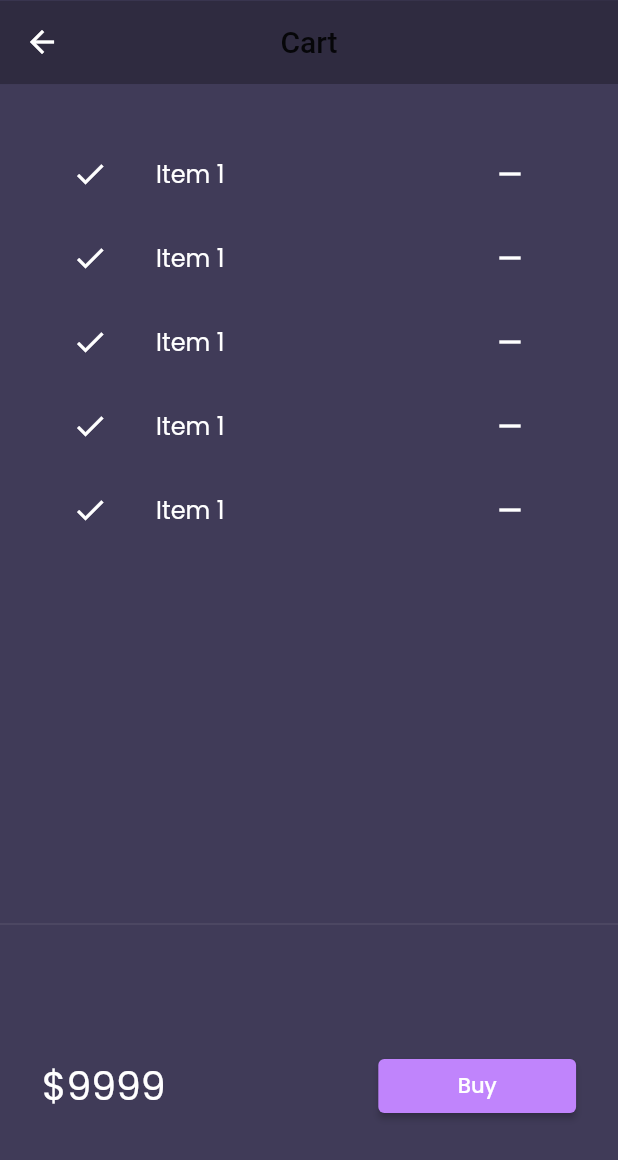
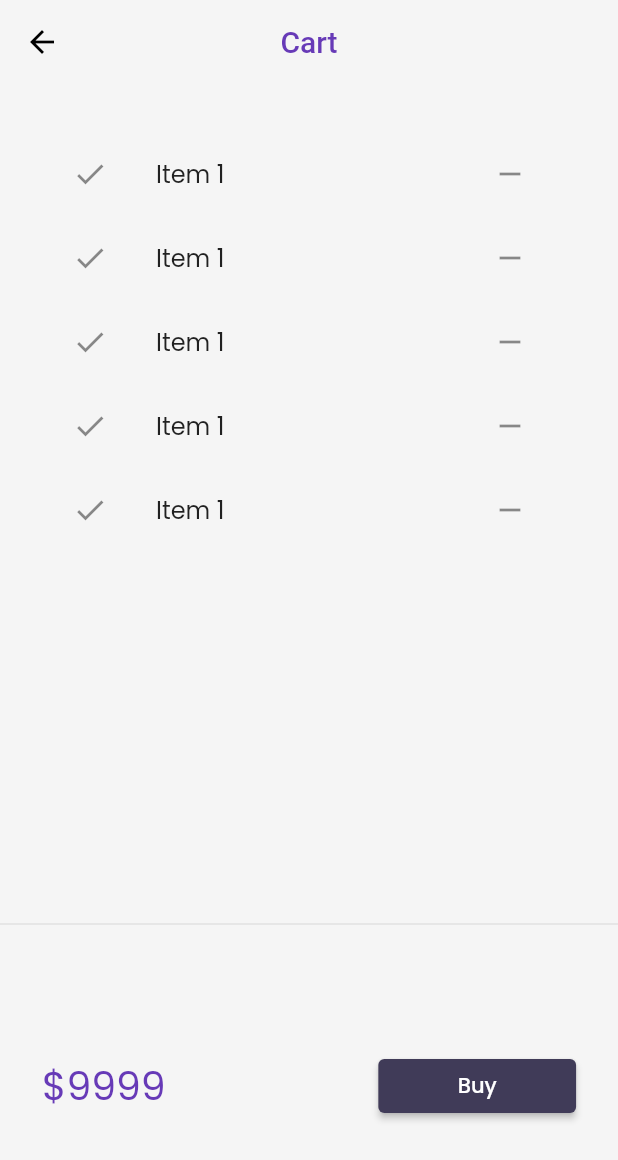
Before and after one commit to AbdulSattarSuleman/30daysFlutter, a Flutter app: the screen it shows after launch, after a tap on an icon or button, on a phone screen of 412 x 824 dp. Shown: the top 1160 px of the screen. Run offline on Flutter 3.47's test engine with Material 2 defaults, Android fonts, the phone set to English and light mode, and no system bars; our stand-ins replace google_fonts, velocity_x; network calls fail.

Commit message:
Day 23 Scaffoldmessanger.of.context, Cart Model

```diff
--- a/lib/main.dart
+++ b/lib/main.dart
@@ -17,7 +17,7 @@
   @override
   Widget build(BuildContext context) {
     return MaterialApp(
-      themeMode: ThemeMode.dark,
+      themeMode: ThemeMode.light,
       debugShowCheckedModeBanner: false,
       home: HomePage(),
       theme: MyTheme.lightTheme(context),
--- a/lib/models/catalog.dart
+++ b/lib/models/catalog.dart
@@ -4,11 +4,11 @@
   static List<Item> items = [];
 
   //Get Item By Id
-  static Item getById(int id) =>
+  Item getById(int id) =>
       items.firstWhere((element) => element.id == id, orElse: null);
 
   //Get Item By Position
-  static Item getByPosition(int pos) => items[pos];
+  Item getByPosition(int pos) => items[pos];
 }
 
 class Item {
--- a/lib/pages/cart_page.dart
+++ b/lib/pages/cart_page.dart
@@ -14,7 +14,7 @@
       appBar: AppBar(
         backgroundColor: Colors.transparent,
         centerTitle: true,
-        title: "Cart".text.make(),
+        title: "Cart".text.color(Theme.of(context).accentColor).make(),
       ),
       body: Column(
         children: [
@@ -40,7 +40,10 @@
           "\$9999".text.xl3.color(context.theme.accentColor).make(),
           30.widthBox,
           ElevatedButton(
-            onPressed: () {},
+            onPressed: () {
+              ScaffoldMessenger.of(context).showSnackBar(
+                  SnackBar(content: "Buying Not Suppored Yet".text.make()));
+            },
             style: ButtonStyle(
               backgroundColor:
                   MaterialStateProperty.all(context.theme.buttonColor),
--- a/lib/widgets/home_widgets/catalog_list.dart
+++ b/lib/widgets/home_widgets/catalog_list.dart
@@ -17,7 +17,7 @@
       shrinkWrap: true,
       itemCount: CatalogModel.items.length,
       itemBuilder: (context, index) {
-        final catalog = CatalogModel.getByPosition(index);
+        final catalog = CatalogModel.items[index];
         return InkWell(
           onTap: () => Navigator.push(
               context,
```
Also changed, not shown: lib/models/cart.dart (added, +35 -0 lines).
